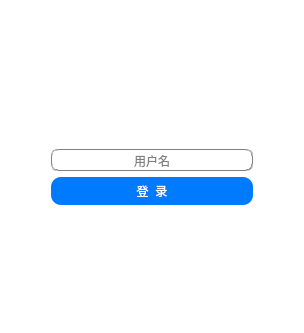
The window that Qt-IM/login.ui (XiaoZheng2003/BIT-QT-IM) describes before a commit, drawn with Qt 5; both pictures show x 0 to 304 and y 166 to 499 of the 304 by 499 pixel window.
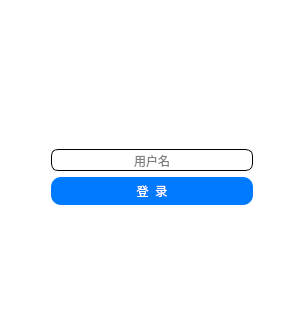
The same window after the commit.

```diff
--- a/Qt-IM/login.ui
+++ b/Qt-IM/login.ui
@@ -135,7 +135,7 @@
       <widget class="QLineEdit" name="username">
        <property name="styleSheet">
         <string notr="true">QLineEdit{
-	border:1px groove gray;
+	border:1px solid black;
 	border-radius:7px;
 	padding:2px 4px;
 	font: 10pt &quot;Candara&quot;;
```
Left out of the diff: 2 changed lines with no effect on the pictures.
